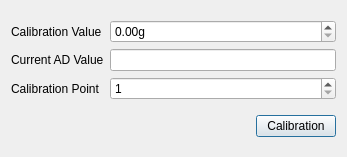
Before: the Qt Designer form src/calibration_dlg.ui in hoolheart/weighting_ctrl, drawn with Qt 5.
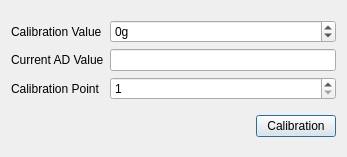
After: the same form once the commit is applied.

Commit message: change calibration weight unit, fix reset func code, add serial connections

Patch:
```diff
--- a/src/calibration_dlg.ui
+++ b/src/calibration_dlg.ui
@@ -28,6 +28,15 @@
        <property name="suffix">
         <string>g</string>
        </property>
+       <property name="decimals">
+        <number>0</number>
+       </property>
+       <property name="minimum">
+        <double>-2147483648.000000000000000</double>
+       </property>
+       <property name="maximum">
+        <double>2147483647.000000000000000</double>
+       </property>
       </widget>
      </item>
      <item row="1" column="0">
```
The commit also changes 2 other files.
